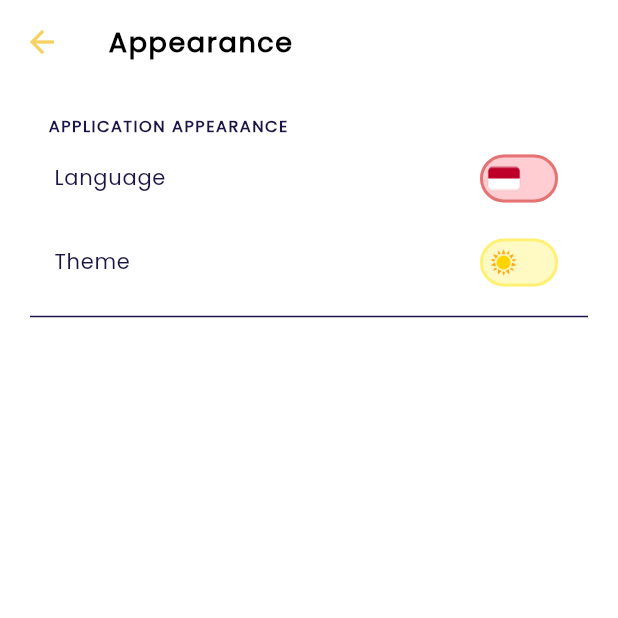
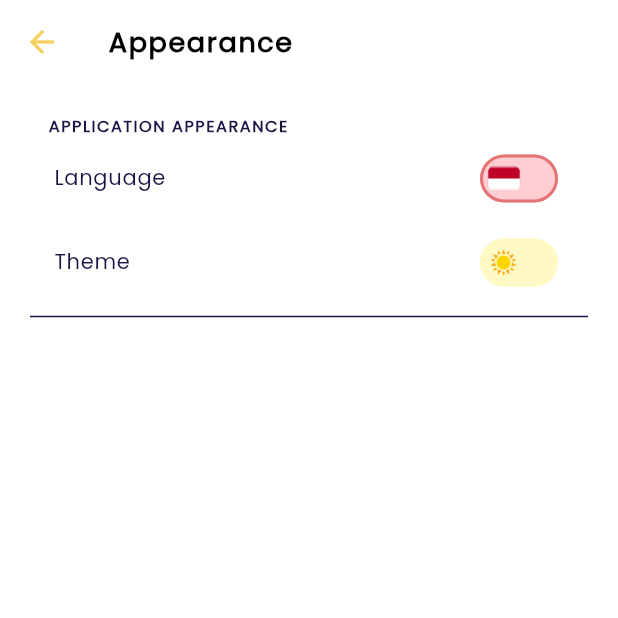
Before and after one commit to sammmms/travellingo-flutter, a Flutter app: the ProfilePage screen opened directly, after a tap on "Appearance", on a phone screen of 412 x 824 dp, the top half of it. Run offline on Flutter 3.47's test engine with Material 3 defaults, Android fonts, the phone set to English and light mode, and no system bars; our stand-ins replace dio, dotted_border, flutter_dotenv, flutter_localization, flutter_native_splash, google_fonts and 7 more; missing offline and left inert: carousel_slider_plus, svg_flutter; accounts and stored records are empty; network calls fail; project files that could hold a hidden picture were left out.

Commit message:
fix: color on svg error

```diff
--- a/lib/pages/profile/appearance/widget/change_theme_tile.dart
+++ b/lib/pages/profile/appearance/widget/change_theme_tile.dart
@@ -38,7 +38,7 @@ class _ChangeThemeSwitchTileState extends State<ChangeThemeSwitchTile> {
             if (states.contains(WidgetState.selected)) {
               return const Color.fromARGB(255, 100, 100, 100);
             }
-            return Colors.yellow[300];
+            return Colors.yellow[100];
           }),
           overlayColor: const WidgetStatePropertyAll(Colors.transparent),
           activeColor: Colors.grey[700],
```
Also changed, not shown: lib/pages/dashboard_page.dart (+3 -5 lines), lib/pages/profile/widget/border_avatar.dart (+4 -4 lines).
